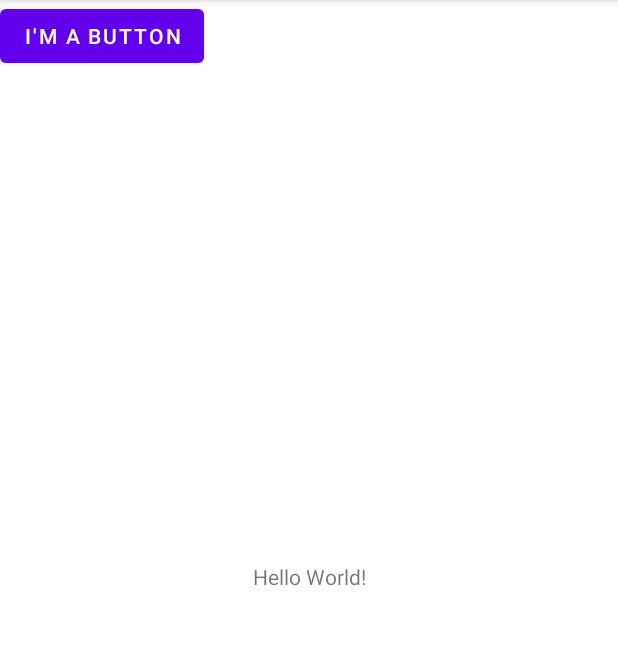
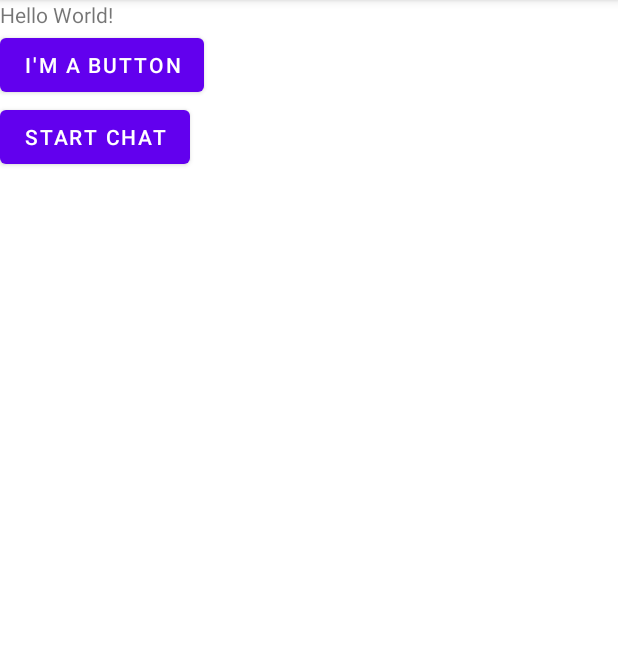
Before and after one commit to OrthogonalStar/AndroidAssignments, an Android app: the MainActivity screen opened directly, with no data from a screen before it, on a phone screen of 412 x 824 dp, the part 84-729 px from its top. Run offline under Robolectric (Android 15) with nearby library versions, the phone set to English and light mode, and no system bars.

Commit message:
Finished Assignment2 part 4

```diff
--- a/app/src/main/java/com/example/androidassignments/MainActivity.java
+++ b/app/src/main/java/com/example/androidassignments/MainActivity.java
@@ -13,7 +13,7 @@ import android.widget.Toast;
 
 public class MainActivity extends AppCompatActivity {
     protected static final String ACTIVITY_NAME = "MainActivity";
-    Button submit;
+    Button submit, chat;
 
     @Override
     protected void onCreate(Bundle savedInstanceState) {
@@ -27,6 +27,16 @@ public class MainActivity extends AppCompatActivity {
             @Override
             public void onClick(View v) {
                 Intent intent = new Intent(new Intent(MainActivity.this, ListItemsActivity.class));
+                startActivityForResult(intent, 10);
+            }
+        });
+
+        chat = (Button) findViewById(R.id.chat_button);
+        chat.setOnClickListener(new View.OnClickListener(){
+            @Override
+            public void onClick(View v) {
+                Log.i(ACTIVITY_NAME, "User clicked Start Chat");
+                Intent intent = new Intent(new Intent(MainActivity.this, ChatWindow.class));
                 startActivityForResult(intent, 10);
             }
         });
--- a/app/src/main/res/layout/activity_main.xml
+++ b/app/src/main/res/layout/activity_main.xml
@@ -1,10 +1,11 @@
 <?xml version="1.0" encoding="utf-8"?>
-<androidx.constraintlayout.widget.ConstraintLayout xmlns:android="http://schemas.android.com/apk/res/android"
+<LinearLayout xmlns:android="http://schemas.android.com/apk/res/android"
     xmlns:app="http://schemas.android.com/apk/res-auto"
     xmlns:tools="http://schemas.android.com/tools"
     android:layout_width="match_parent"
     android:layout_height="match_parent"
-    tools:context=".MainActivity">
+    tools:context=".MainActivity"
+    android:orientation="vertical">
 
     <TextView
         android:layout_width="wrap_content"
@@ -19,8 +20,13 @@
         android:id="@+id/button"
         android:layout_width="wrap_content"
         android:layout_height="wrap_content"
-        android:text="@string/button_text"
-        tools:layout_editor_absoluteX="50dp"
-        tools:layout_editor_absoluteY="85dp" />
+        android:text="@string/button_text" />
 
-</androidx.constraintlayout.widget.ConstraintLayout>
+    <Button
+        android:id="@+id/chat_button"
+        android:layout_width="wrap_content"
+        android:layout_height="wrap_content"
+        android:text="@string/chat_button_text" />
+
+
+</LinearLayout>
--- a/app/src/main/res/values/strings.xml
+++ b/app/src/main/res/values/strings.xml
@@ -12,4 +12,9 @@
     <string name="dialog_title">Finish Option</string>
     <string name="ok">Ok</string>
     <string name="cancel">Cancel</string>
+    <string name="switch_on">Switch is On</string>
+    <string name="switch_off">Switch is Off</string>
+    <string name="message_return">Here is my response</string>
+    <string name="chat_button_text">Start Chat</string>
+    <string name="send_text">Send</string>
 </resources>
```
Also changed, not shown: app/src/main/AndroidManifest.xml (+7 -10 lines), app/src/main/java/com/example/androidassignments/ChatWindow.java (added, +118 -0 lines), app/src/main/java/com/example/androidassignments/ListItemsActivity.java (+4 -4 lines), app/src/main/res/layout/activity_chat_window.xml (added, +35 -0 lines), app/src/main/res/layout/chat_row_incoming.xml (added, +20 -0 lines), app/src/main/res/layout/chat_row_outgoing.xml (added, +19 -0 lines), 1 other file.
